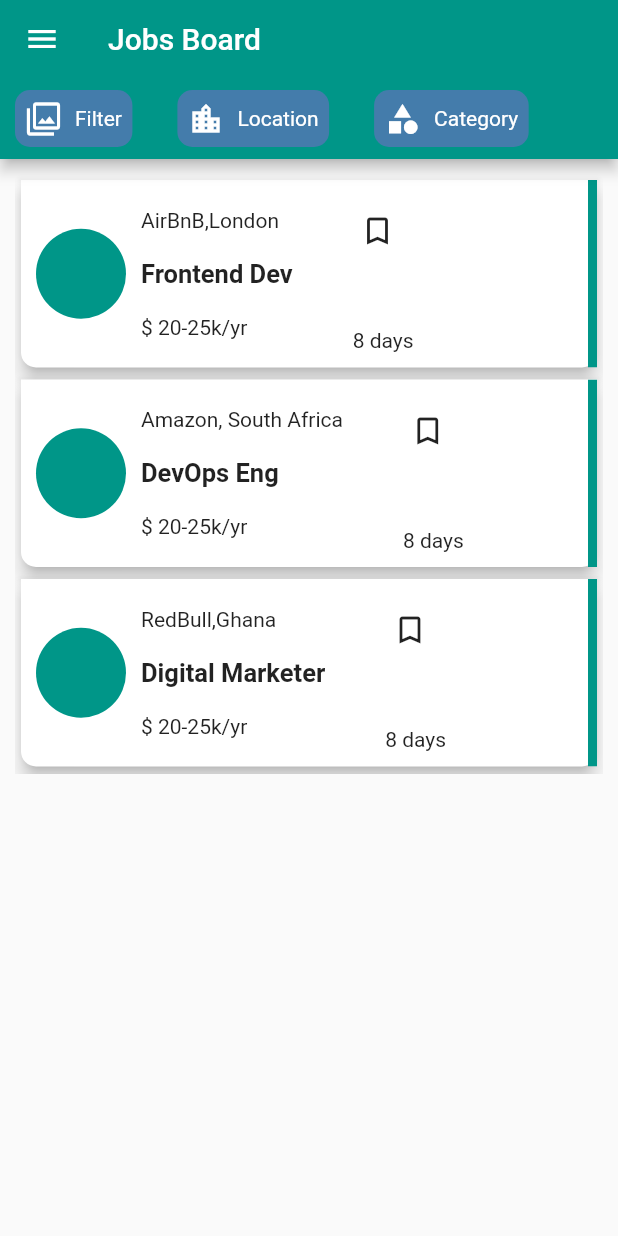
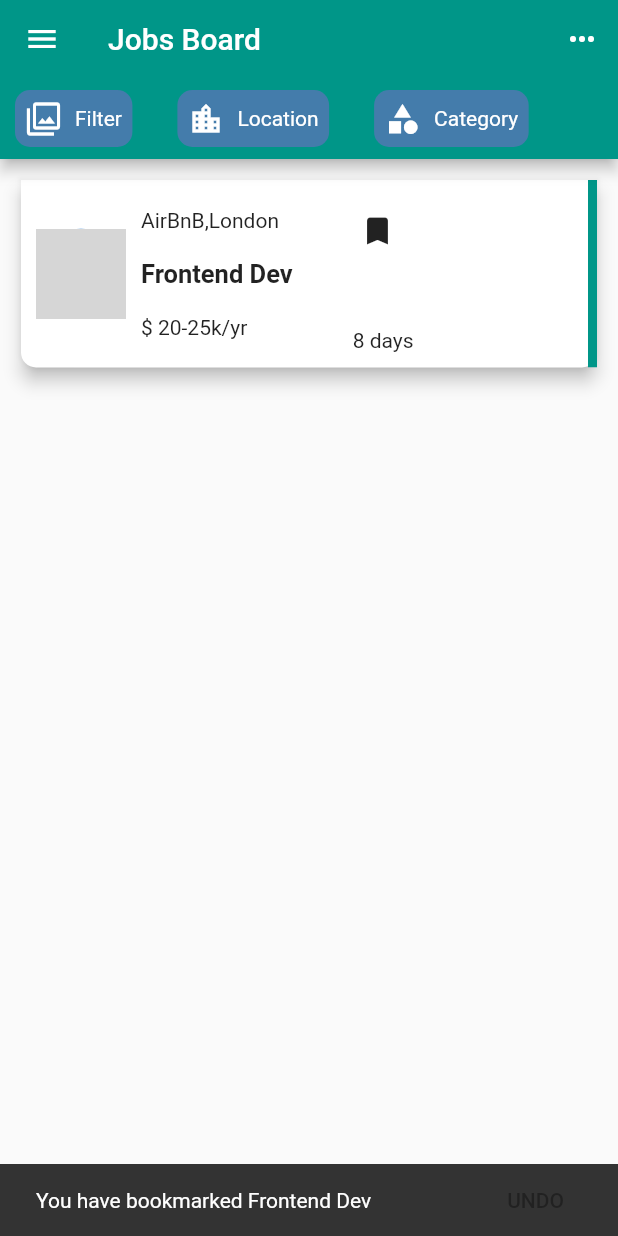
Before and after one commit to albertdugba/jobsboard-app-flutter, a Flutter app: the screen it shows after launch, after a tap on the "bookmark outline" icon, on a phone screen of 412 x 824 dp. Run offline on Flutter 3.47's test engine with Material 2 defaults, Android fonts, the phone set to English and light mode, and no system bars; network calls fail; grey boxes are pictures that could not be loaded.

Commit message:
horizontal-icon vert on appbar action widgets

```diff
--- a/lib/main.dart
+++ b/lib/main.dart
@@ -1,5 +1,6 @@
 import 'package:flutter/material.dart';
 import 'package:provider/provider.dart';
+import 'package:weather_app/model/job.dart';
 import 'package:weather_app/model/job_provider.dart';
 import 'package:weather_app/screen/home_page.dart';
 import 'package:weather_app/screen/job_detail.dart';
@@ -14,6 +15,9 @@ class Application extends StatelessWidget {
         ChangeNotifierProvider.value(
           value: JobProvider(),
         ),
+        // ChangeNotifierProvider.value(
+        //   value: Job(),
+        // )
       ],
       child: MaterialApp(
         debugShowCheckedModeBanner: false,
--- a/lib/model/job.dart
+++ b/lib/model/job.dart
@@ -2,12 +2,12 @@ import 'package:flutter/material.dart';
 
 class Job with ChangeNotifier {
   final String id;
-  final Image imageUrl;
+  final String imageUrl;
   final String company;
   final String position;
   final String description;
   final String salary;
-  bool isFavourite;
+  bool isBookmarked;
 
   Job({
     @required this.id,
@@ -16,10 +16,12 @@ class Job with ChangeNotifier {
     @required this.position,
     @required this.description,
     @required this.salary,
-    this.isFavourite = false,
+    this.isBookmarked = false,
   });
 
-  void toggleSaveJob() {
-    isFavourite = !isFavourite;
+  void toggleBookmaredJobs() {
+    isBookmarked = !isBookmarked;
+
+    notifyListeners();
   }
 }
--- a/lib/model/job_provider.dart
+++ b/lib/model/job_provider.dart
@@ -5,71 +5,38 @@ class JobProvider with ChangeNotifier {
   final List<Job> jobs = [
     Job(
       id: '1',
-      imageUrl: Image.asset('images/air.jpeg'),
+      imageUrl: 'https://bit.ly/36QYrvz',
       company: 'AirBnB,London',
       position: 'Frontend Dev',
       description:
           'As part of the frontend engineering team, you would be work with designers and backend engineers to develop a working proptoype. Skills required includes but not limited to',
       salary: ' 20-25k',
     ),
-    Job(
-      id: '2',
-      imageUrl: Image.asset('images/amazon.png'),
-      company: 'Amazon, South Africa',
-      position: 'DevOps Eng',
-      description:
-          'As part of the frontend Devops team, you would be working on the server side alot, configuring databases, dockerising images, testing and automating workflow',
-      salary: ' 20-25k',
-    ),
-    Job(
-      id: '3',
-      imageUrl: Image.asset('images/bull.jpeg'),
-      company: 'RedBull,Ghana',
-      position: 'Digital Marketer',
-      description:
-          'A solid digital marketing manager who will create and manage campaigns, and target audience via social media handles, read data anaalytics from the dashboard and make meaning out of that data for business descisions',
-      salary: ' 20-25k',
-    ),
-    Job(
-      id: '3',
-      imageUrl: Image.asset('images/bull.jpeg'),
-      company: 'RedBull,Ghana',
-      position: 'Digital Marketer',
-      description:
-          'A solid digital marketing manager who will create and manage campaigns, and target audience via social media handles, read data anaalytics from the dashboard and make meaning out of that data for business descisions',
-      salary: ' 20-25k',
-    ),
-    Job(
-      id: '3',
-      imageUrl: Image.asset('images/bull.jpeg'),
-      company: 'RedBull,Ghana',
-      position: 'Digital Marketer',
-      description:
-          'A solid digital marketing manager who will create and manage campaigns, and target audience via social media handles, read data anaalytics from the dashboard and make meaning out of that data for business descisions',
-      salary: ' 20-25k',
-    ),
-    Job(
-      id: '3',
-      imageUrl: Image.asset('images/bull.jpeg'),
-      company: 'RedBull,Ghana',
-      position: 'Digital Marketer',
-      description:
-          'A solid digital marketing manager who will create and manage campaigns, and target audience via social media handles, read data anaalytics from the dashboard and make meaning out of that data for business descisions',
-      salary: ' 20-25k',
-    ),
-    Job(
-      id: '3',
-      imageUrl: Image.asset('images/bull.jpeg'),
-      company: 'RedBull,Ghana',
-      position: 'Digital Marketer',
-      description:
-          'A solid digital marketing manager who will create and manage campaigns, and target audience via social media handles, read data anaalytics from the dashboard and make meaning out of that data for business descisions',
-      salary: ' 20-25k',
-    ),
+    // Job(
+    //   id: '2',
+    //   imageUrl: Image.asset('images/amazon.png'),
+    //   company: 'Amazon, South Africa',
+    //   position: 'DevOps Eng',
+    //   description:
+    //       'As part of the frontend Devops team, you would be working on the server side alot, configuring databases, dockerising images, testing and automating workflow',
+    //   salary: ' 20-25k',
+    // ),
+    // Job(
+    //   id: '3',
+    //   imageUrl: Image.asset('images/bull.jpeg'),
+    //   company: 'RedBull,Ghana',
+    //   position: 'Digital Marketer',
+    //   description:
+    //       'A solid digital marketing manager who will create and manage campaigns, and target audience via social media handles, read data anaalytics from the dashboard and make meaning out of that data for business descisions',
+    //   salary: ' 20-25k',
+    // ),
   ];
 
-  // void findJobById(String id) {
-  //   final jobId = jobs.where((job) => job.id == id);
-  //   return jobId;
-  // }
+  Job findJobById(String id) {
+    return jobs.firstWhere((job) => job.id == id);
+  }
+
+  void removeSingleJob(String id) {
+    return jobs.removeWhere((job) => job.id == id);
+  }
 }
--- a/lib/screen/home_page.dart
+++ b/lib/screen/home_page.dart
@@ -1,5 +1,4 @@
 import 'package:flutter/material.dart';
-import 'package:weather_app/drawer.dart';
 import 'package:weather_app/widgets/apply_card.dart';
 import 'package:weather_app/widgets/job_list.dart';
 
@@ -36,6 +35,22 @@ class HomePage extends StatelessWidget {
   Widget build(BuildContext context) {
     return Scaffold(
       appBar: AppBar(
+        actions: <Widget>[
+          PopupMenuButton(
+            onSelected: (int selectedValue) {},
+            icon: Icon(Icons.more_horiz),
+            itemBuilder: (_) => [
+              PopupMenuItem(
+                child: Text('Only Bookmarks'),
+                value: 0,
+              ),
+              PopupMenuItem(
+                child: Text('All Jobs'),
+                value: 1,
+              ),
+            ],
+          )
+        ],
         title: Text('Jobs Board'),
         bottom: PreferredSize(
           child: Row(
@@ -62,7 +77,6 @@ class HomePage extends StatelessWidget {
               width: double.infinity,
               height: MediaQuery.of(context).size.height + 20,
               decoration: BoxDecoration(
-                  color: Theme.of(context).primaryColor,
                   image: DecorationImage(
                       fit: BoxFit.cover,
                       image: NetworkImage(
@@ -114,7 +128,7 @@ class HomePage extends StatelessWidget {
                   ),
                   Container(
                     height: 120,
-                    child: ApplyCard(),
+                    child: JobApplyCard(),
                   )
                 ],
               ),
--- a/lib/screen/job_detail.dart
+++ b/lib/screen/job_detail.dart
@@ -7,10 +7,11 @@ class JobDetail extends StatelessWidget {
   @override
   Widget build(BuildContext context) {
     final jobId = ModalRoute.of(context).settings.arguments;
-    final loadedJobs = Provider.of<JobProvider>(context);
+    final loadAllJobs =
+        Provider.of<JobProvider>(context, listen: false).findJobById(jobId);
     return Scaffold(
       appBar: AppBar(
-        title: Text(loadedJobs.jobs.length.toString()),
+        title: Text(loadAllJobs.position),
       ),
       body: null,
     );
--- a/lib/widgets/apply_card.dart
+++ b/lib/widgets/apply_card.dart
@@ -1,16 +1,12 @@
 import 'package:flutter/material.dart';
 
-class ApplyCard extends StatelessWidget {
+class JobApplyCard extends StatelessWidget {
   @override
   Widget build(BuildContext context) {
     return Column(
       children: <Widget>[
         Container(
           decoration: BoxDecoration(
-            gradient: LinearGradient(colors: [
-              Colors.teal.withOpacity(.4),
-              Colors.grey.withOpacity(.5)
-            ]),
             image: DecorationImage(
               fit: BoxFit.cover,
               image: AssetImage('images/job.jpeg'),
--- a/lib/widgets/job_item.dart
+++ b/lib/widgets/job_item.dart
@@ -1,13 +1,21 @@
 import 'package:flutter/material.dart';
 import 'package:provider/provider.dart';
 import 'package:weather_app/model/job.dart';
+import 'package:weather_app/model/job_provider.dart';
+import 'package:weather_app/screen/job_detail.dart';
 import 'package:weather_app/styles/styles.dart';
 
 class JobItem extends StatelessWidget {
   @override
   Widget build(BuildContext context) {
-    final job = Provider.of<Job>(context);
-    return Card(
+    final job = Provider.of<Job>(context, listen: false);
+    final jobProvider = Provider.of<JobProvider>(context);
+
+    return GestureDetector(
+      onTap: () => Navigator.of(context)
+          .pushNamed(JobDetail.routeName, arguments: job.id),
+      child: Material(
+        child: Card(
           elevation: 4.9,
           color: Colors.white,
           shape: RoundedRectangleBorder(
@@ -29,7 +37,7 @@ class JobItem extends StatelessWidget {
                     CircleAvatar(
                       maxRadius: 30,
                       minRadius: 30,
-                  backgroundColor: Colors.teal,
+                      backgroundImage: NetworkImage(job.imageUrl),
                     ),
                     Row(
                       mainAxisAlignment: MainAxisAlignment.spaceBetween,
@@ -53,9 +61,26 @@ class JobItem extends StatelessWidget {
                       crossAxisAlignment: CrossAxisAlignment.end,
                       mainAxisAlignment: MainAxisAlignment.spaceBetween,
                       children: <Widget>[
-                    IconButton(
-                      icon: Icon(Icons.bookmark_border),
-                      onPressed: () {},
+                        Consumer<Job>(
+                          builder: (ctx, job, _) => IconButton(
+                            icon: job.isBookmarked
+                                ? Icon(Icons.bookmark)
+                                : Icon(Icons.bookmark_border),
+                            onPressed: () {
+                              job.toggleBookmaredJobs();
+                              Scaffold.of(context).showSnackBar(SnackBar(
+                                action: SnackBarAction(
+                                  label: 'UNDO',
+                                  onPressed: () {
+                                    jobProvider.removeSingleJob(job.id);
+                                  },
+                                ),
+                                duration: Duration(seconds: 2),
+                                content:
+                                    Text('You have bookmarked ${job.position}'),
+                              ));
+                            },
+                          ),
                         ),
                         Container(
                             margin: EdgeInsets.only(left: 30),
@@ -67,6 +92,8 @@ class JobItem extends StatelessWidget {
               ),
             ),
           ),
+        ),
+      ),
     );
   }
 }
```
Lines whose indentation alone changed are shown as unchanged.
